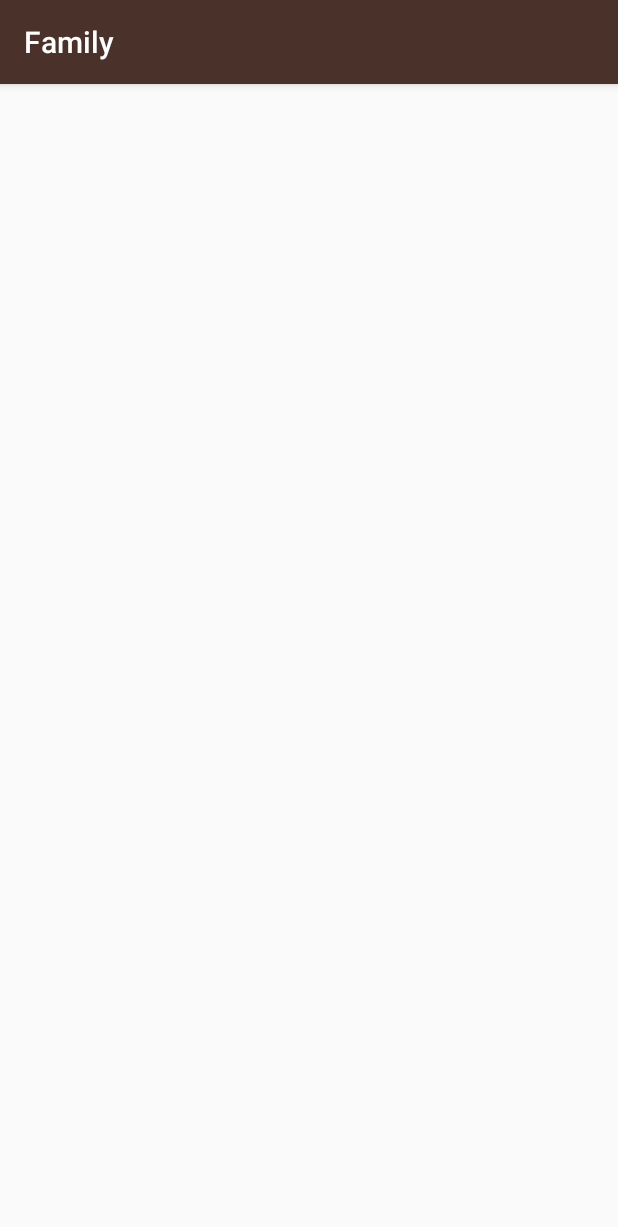
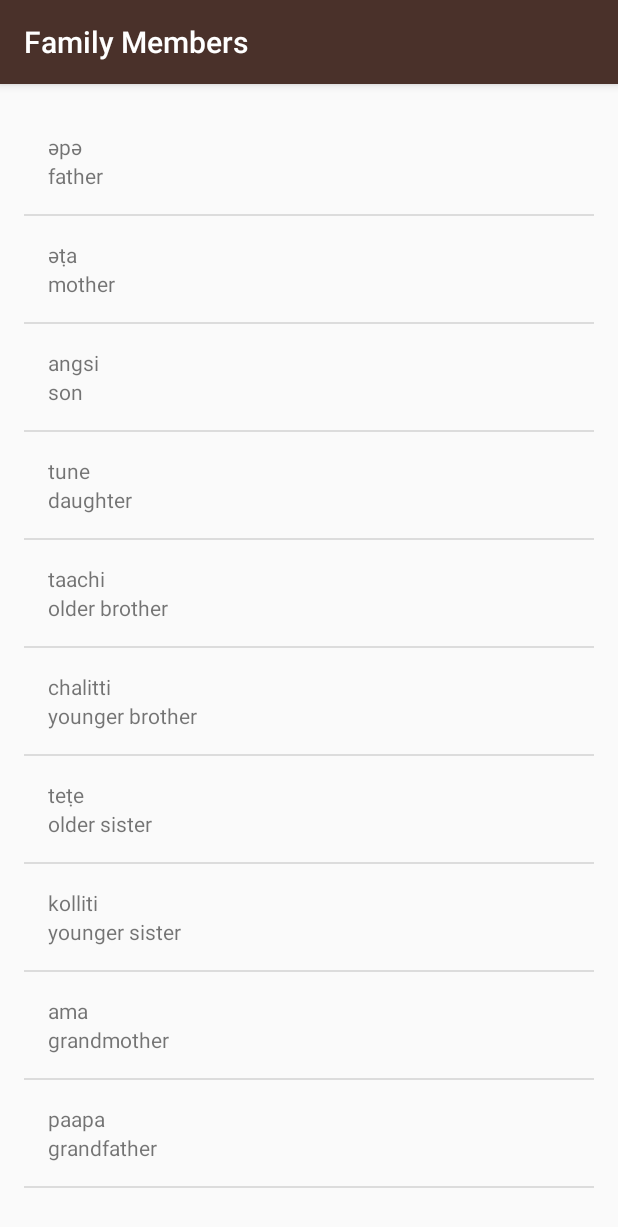
Before and after one commit to apitos/Miwok, an Android app: the screen it shows after launch (FamilyActivity), after a tap on "Family Members", on a phone screen of 412 x 824 dp. Shown: the top 1227 px of the screen. Run offline under Robolectric (Android 15) with nearby library versions, the phone set to English and light mode, and no system bars.

Commit message:
Miwok 12 - 30 : Miwok dictionnary

```diff
--- a/app/build.gradle
+++ b/app/build.gradle
@@ -2,7 +2,7 @@ apply plugin: 'com.android.application'
 
 android {
     compileSdkVersion 23
-    buildToolsVersion '26.0.2'
+    buildToolsVersion "26.0.2"
 
     defaultConfig {
         applicationId "com.example.android.miwok"
--- a/app/src/main/java/com/example/android/miwok/FamilyActivity.java
+++ b/app/src/main/java/com/example/android/miwok/FamilyActivity.java
@@ -2,12 +2,41 @@ package com.example.android.miwok;
 
 import android.support.v7.app.AppCompatActivity;
 import android.os.Bundle;
+import android.widget.ListView;
+
+import java.util.ArrayList;
 
 public class FamilyActivity extends AppCompatActivity {
 
     @Override
     protected void onCreate(Bundle savedInstanceState) {
         super.onCreate(savedInstanceState);
-        setContentView(R.layout.activity_family);
+        setContentView(R.layout.word_list);
+        // Create a list of words
+        ArrayList<Word> words = new ArrayList<Word>();
+        words.add(new Word("father", "әpә"));
+        words.add(new Word("mother", "әṭa"));
+        words.add(new Word("son", "angsi"));
+        words.add(new Word("daughter", "tune"));
+        words.add(new Word("older brother", "taachi"));
+        words.add(new Word("younger brother", "chalitti"));
+        words.add(new Word("older sister", "teṭe"));
+        words.add(new Word("younger sister", "kolliti"));
+        words.add(new Word("grandmother", "ama"));
+        words.add(new Word("grandfather", "paapa"));
+
+        // Create an {@link WordAdapter}, whose data source is a list of {@link Word}s. The
+        // adapter knows how to create list items for each item in the list.
+        WordAdapter adapter = new WordAdapter(this, words);
+
+        // Find the {@link ListView} object in the view hierarchy of the {@link Activity}.
+        // There should be a {@link ListView} with the view ID called list, which is declared in the
+        // activity_colors.xml layout file.
+        ListView listView = (ListView) findViewById(R.id.list);
+
+        // Make the {@link ListView} use the {@link WordAdapter} we created above, so that the
+        // {@link ListView} will display list items for each {@link Word} in the list.
+        listView.setAdapter(adapter);
+
     }
 }
--- a/app/src/main/java/com/example/android/miwok/MainActivity.java
+++ b/app/src/main/java/com/example/android/miwok/MainActivity.java
@@ -21,6 +21,9 @@ import android.os.Bundle;
 import android.support.v7.app.AppCompatActivity;
 import android.view.View;
 import android.view.ViewAnimationUtils;
+import android.widget.TextView;
+
+import java.util.ArrayList;
 
 public class MainActivity extends AppCompatActivity {
 
@@ -30,22 +33,63 @@ public class MainActivity extends AppCompatActivity {
 
         // Set the content of the activity to use the activity_main.xml layout file
         setContentView(R.layout.activity_main);
-    }
 
-    public void openNumbersList(View view) {
-        Intent i = new Intent(this, NumbersActivity.class);
-        startActivity(i);
-    }
-    public void openFamilyList(View view) {
-        Intent i = new Intent(this, FamilyActivity.class);
-        startActivity(i);
-    }
-    public void openColorsList(View view) {
-        Intent i = new Intent(this, ColorsActivity.class);
-        startActivity(i);
-    }
-    public void openPhrasesList(View view) {
-        Intent i = new Intent(this, PhrasesActivity.class);
-        startActivity(i);
+
+// Find the View that shows the numbers category
+        TextView numbers = (TextView) findViewById(R.id.numbers);
+
+// Set a click listener on that View
+        numbers.setOnClickListener(new View.OnClickListener() {
+            // The code in this method will be executed when the numbers View is clicked on.
+            @Override
+            public void onClick(View view) {
+                Intent familyIntent = new Intent(MainActivity.this, NumbersActivity.class);
+                startActivity(familyIntent);
+            }
+        });
+
+        /** Family **/
+
+        // Find the View that shows the numbers category
+        TextView family = (TextView) findViewById(R.id.family);
+
+// Set a click listener on that View
+        family.setOnClickListener(new View.OnClickListener() {
+            // The code in this method will be executed when the numbers View is clicked on.
+            @Override
+            public void onClick(View view) {
+                Intent familyIntent = new Intent(MainActivity.this, FamilyActivity.class);
+                startActivity(familyIntent);
+            }
+        });
+
+        /** Colors */
+        // Find the View that shows the numbers category
+        TextView colors = (TextView) findViewById(R.id.colors);
+
+// Set a click listener on that View
+        colors.setOnClickListener(new View.OnClickListener() {
+            // The code in this method will be executed when the numbers View is clicked on.
+            @Override
+            public void onClick(View view) {
+                Intent colorsIntent = new Intent(MainActivity.this, ColorsActivity.class);
+                startActivity(colorsIntent);
+            }
+        });
+
+        /** Phrases **/
+        // Find the View that shows the numbers category
+        TextView phrases = (TextView) findViewById(R.id.phrases);
+
+// Set a click listener on that View
+        phrases.setOnClickListener(new View.OnClickListener() {
+            // The code in this method will be executed when the numbers View is clicked on.
+            @Override
+            public void onClick(View view) {
+                Intent phrasesIntent = new Intent(MainActivity.this, PhrasesActivity.class);
+                startActivity(phrasesIntent);
+            }
+        });
+
     }
 }
--- a/app/src/main/java/com/example/android/miwok/NumbersActivity.java
+++ b/app/src/main/java/com/example/android/miwok/NumbersActivity.java
@@ -26,7 +26,7 @@ public class NumbersActivity extends AppCompatActivity {
     @Override
     protected void onCreate(Bundle savedInstanceState) {
         super.onCreate(savedInstanceState);
-        setContentView(R.layout.activity_numbers);
+        setContentView(R.layout.word_list);
 
         // Create a list of words
         ArrayList<Word> words = new ArrayList<Word>();
@@ -47,7 +47,7 @@ public class NumbersActivity extends AppCompatActivity {
 
         // Find the {@link ListView} object in the view hierarchy of the {@link Activity}.
         // There should be a {@link ListView} with the view ID called list, which is declared in the
-        // activity_numbers.xml layout file.
+        // word_list.xml file.
         ListView listView = (ListView) findViewById(R.id.list);
 
         // Make the {@link ListView} use the {@link WordAdapter} we created above, so that the
--- /dev/null
+++ b/app/src/main/java/com/example/android/miwok/Word.java
@@ -0,0 +1,60 @@
+/*
+ * Copyright (C) 2016 The Android Open Source Project
+ *
+ * Licensed under the Apache License, Version 2.0 (the "License");
+ * you may not use this file except in compliance with the License.
+ * You may obtain a copy of the License at
+ *
+ *      http://www.apache.org/licenses/LICENSE-2.0
+ *
+ * Unless required by applicable law or agreed to in writing, software
+ * distributed under the License is distributed on an "AS IS" BASIS,
+ * WITHOUT WARRANTIES OR CONDITIONS OF ANY KIND, either express or implied.
+ * See the License for the specific language governing permissions and
+ * limitations under the License.
+ */
+package com.example.android.miwok;
+
+/**
+ * {@link Word} represents a vocabulary word that the user wants to learn.
+ * It contains a default translation and a Miwok translation for that word.
+ */
+public class Word {
+
+    /**
+     * Default translation for the word
+     */
+    private String mDefaultTranslation;
+
+    /**
+     * Miwok translation for the word
+     */
+    private String mMiwokTranslation;
+
+    /**
+     * Create a new Word object.
+     *
+     * @param defaultTranslation is the word in a language that the user is already familiar with
+     *                           (such as English)
+     * @param miwokTranslation   is the word in the Miwok language
+     */
+    public Word(String defaultTranslation, String miwokTranslation) {
+        mDefaultTranslation = defaultTranslation;
+        mMiwokTranslation = miwokTranslation;
+    }
+
+    /**
+     * Get the default translation of the word.
+     */
+    public String getDefaultTranslation() {
+        return mDefaultTranslation;
+    }
+
+    /**
+     * Get the Miwok translation of the word.
+     */
+    public String getMiwokTranslation() {
+        return mMiwokTranslation;
+    }
+
+}
--- /dev/null
+++ b/app/src/main/java/com/example/android/miwok/WordAdapter.java
@@ -0,0 +1,71 @@
+package com.example.android.miwok;
+
+import android.app.Activity;
+import android.view.LayoutInflater;
+import android.view.View;
+import android.view.ViewGroup;
+import android.widget.ArrayAdapter;
+import android.widget.TextView;
+
+
+import java.util.ArrayList;
+
+/**
+ * Created by hp on 01/03/2018.
+ */
+
+public class WordAdapter extends ArrayAdapter<Word> {
+//    private static final String LOG_TAG = WordAdapter.class.getSimpleName();
+
+    /**
+     * This is our own custom constructor (it doesn't mirror a superclass constructor).
+     * The context is used to inflate the layout file, and the list is the data we want
+     * to populate into the lists.
+     *
+     * @param context The current context. Used to inflate the layout file.
+     * @param Words   A List of Word objects to display in a list
+     */
+    public WordAdapter(Activity context, ArrayList<Word> Word) {
+//         Here, we initialize the ArrayAdapter's internal storage for the context and the list.
+//         the second argument is used when the ArrayAdapter is populating a single TextView.
+//         Because this is a custom adapter for two TextViews and an ImageView, the adapter is not
+//         going to use this second argument, so it can be any value. Here, we used 0.
+        super(context, 0, Word);
+    }
+
+    @Override
+    public View getView(int position, View convertView, ViewGroup parent) {
+        // Check if the existing view is being reused, otherwise inflate the view
+        View listItemView = convertView;
+        if (listItemView == null) {
+            listItemView = LayoutInflater.from(getContext()).inflate(
+                    R.layout.list_item, parent, false);
+        }
+
+        // Get the {@link Word} object located at this position in the list
+        Word currentWord = getItem(position);
+
+        // Find the TextView in the list_item.xml layout with the ID default_text_view
+        TextView defaultTextView = (TextView) listItemView.findViewById(R.id.default_text_view);
+        // Get the default word from the current Word object and
+        // set this text on the default word TextView
+        defaultTextView.setText(currentWord.getDefaultTranslation());
+
+        // Find the TextView in the list_item.xml layout with the ID miwok_text_view
+        TextView miwokTextView = (TextView) listItemView.findViewById(R.id.miwok_text_view);
+
+        // Get the miwok word from the current Word object and
+        // set this text on the name TextView
+        miwokTextView.setText(currentWord.getMiwokTranslation());
+
+        // Find the ImageView in the list_item.xml layout with the ID list_item_icon
+//        ImageView iconView = (ImageView) listItemView.findViewById(R.id.list_item_icon);
+        // Get the image resource ID from the current Word object and
+        // set the image to iconView
+//        iconView.setImageResource(currentWord.getImageResourceId());
+
+        // Return the whole list item layout (containing 2 TextViews and an ImageView)
+        // so that it can be shown in the ListView
+        return listItemView;
+    }
+}
--- a/app/src/main/res/layout/activity_family.xml
+++ /dev/null
@@ -1,9 +0,0 @@
-<?xml version="1.0" encoding="utf-8"?>
-<android.support.constraint.ConstraintLayout xmlns:android="http://schemas.android.com/apk/res/android"
-    xmlns:app="http://schemas.android.com/apk/res-auto"
-    xmlns:tools="http://schemas.android.com/tools"
-    android:layout_width="match_parent"
-    android:layout_height="match_parent"
-    tools:context="com.example.android.miwok.FamilyActivity">
-
-</android.support.constraint.ConstraintLayout>
--- /dev/null
+++ b/app/src/main/res/layout/list_item.xml
@@ -0,0 +1,21 @@
+<LinearLayout xmlns:android="http://schemas.android.com/apk/res/android"
+    xmlns:tools="http://schemas.android.com/tools"
+    android:layout_width="match_parent"
+    android:layout_height="wrap_content"
+    android:orientation="vertical"
+    android:padding="16dp"
+    tools:context="com.example.android.miwok.NumbersActivity">
+
+       <TextView
+        android:id="@+id/miwok_text_view"
+        android:layout_width="match_parent"
+        android:layout_height="match_parent"
+        tools:text="lutti" />
+
+    <TextView
+        android:id="@+id/default_text_view"
+        android:layout_width="match_parent"
+        android:layout_height="match_parent"
+        tools:text="one"/>
+
+</LinearLayout>
--- /dev/null
+++ b/app/src/main/res/layout/word_list.xml
@@ -0,0 +1,36 @@
+<?xml version="1.0" encoding="utf-8"?><!-- Copyright (C) 2016 The Android Open Source Project
+     Licensed under the Apache License, Version 2.0 (the "License");
+     you may not use this file except in compliance with the License.
+     You may obtain a copy of the License at
+          http://www.apache.org/licenses/LICENSE-2.0
+     Unless required by applicable law or agreed to in writing, software
+     distributed under the License is distributed on an "AS IS" BASIS,
+     WITHOUT WARRANTIES OR CONDITIONS OF ANY KIND, either express or implied.
+     See the License for the specific language governing permissions and
+     limitations under the License.
+-->
+
+
+<ListView xmlns:android="http://schemas.android.com/apk/res/android"
+    xmlns:tools="http://schemas.android.com/tools"
+    android:id="@+id/list"
+    android:layout_width="match_parent"
+    android:layout_height="match_parent"
+    android:orientation="vertical"
+    android:paddingBottom="@dimen/activity_vertical_margin"
+    android:paddingLeft="@dimen/activity_horizontal_margin"
+    android:paddingRight="@dimen/activity_horizontal_margin"
+    android:paddingTop="@dimen/activity_vertical_margin"
+    tools:context="com.example.android.miwok.NumbersActivity" />
+
+<!--<GridView xmlns:android="http://schemas.android.com/apk/res/android"-->
+    <!--android:id="@+id/gridview"-->
+    <!--android:layout_width="match_parent"-->
+    <!--android:layout_height="match_parent"-->
+    <!--android:columnWidth="90dp"-->
+    <!--android:numColumns="auto_fit"-->
+    <!--android:verticalSpacing="10dp"-->
+    <!--android:horizontalSpacing="10dp"-->
+    <!--android:stretchMode="columnWidth"-->
+    <!--android:gravity="center"-->
+    <!--/>   -->
--- a/app/src/main/res/values/styles.xml
+++ b/app/src/main/res/values/styles.xml
@@ -15,7 +15,7 @@
 <resources>
 
     <!-- Base application theme. -->
-    <style name="AppTheme" parent="Theme.AppCompat.Light.DarkActionBar">
+    <style name="AppTheme" parent="Base.Theme.AppCompat.Light.DarkActionBar">
         <item name="colorPrimary">@color/primary_color</item>
         <item name="colorPrimaryDark">@color/primary_dark_color</item>
     </style>
```
Also changed, not shown: app/src/main/AndroidManifest.xml (+4 -7 lines), app/src/main/java/com/example/android/miwok/ColorsActivity.java (+30 -1 lines), app/src/main/res/layout/activity_colors.xml (deleted, +0 -9 lines), app/src/main/res/layout/activity_main.xml (+0 -7 lines), app/src/main/res/layout/activity_numbers.xml (deleted, +0 -9 lines), app/src/main/res/layout/activity_phrases.xml (deleted, +0 -9 lines).
